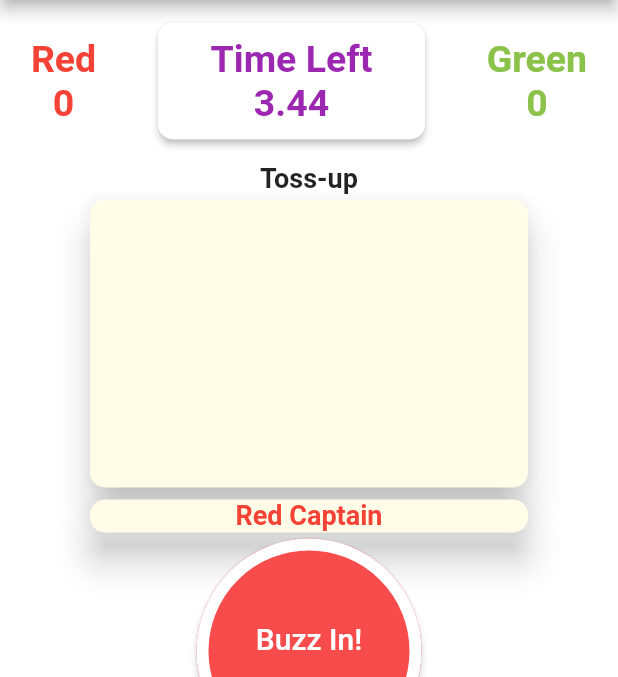
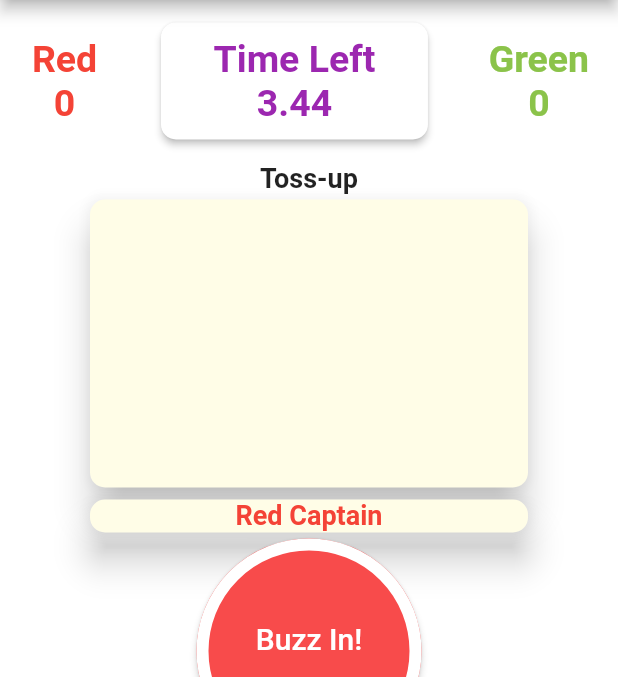
Before and after one commit to NomiPeaceMaker/Science_Bowl_Portable, a Flutter app: the Game screen opened directly, on a phone screen of 412 x 824 dp, the part 84-761 px from its top. Run offline on Flutter 3.47's test engine with Material 2 defaults, Android fonts, the phone set to English and light mode, and no system bars; our stand-ins replace firebase_auth, font_awesome_flutter, google_sign_in; missing offline and left inert: flutter_facebook_login; accounts and stored records are empty.

Commit message:
Ready for UI demo

```diff
--- a/lib/screens/join.dart
+++ b/lib/screens/join.dart
@@ -531,7 +531,7 @@ class _GameState extends State<Game> {
                   )
               ),
               Padding(
-                  padding: EdgeInsets.all(15),
+                  padding: EdgeInsets.all(13),
                   child: Text(
                     "Green\n"+greenScore.toString(),
                     textAlign: TextAlign.center,
```
